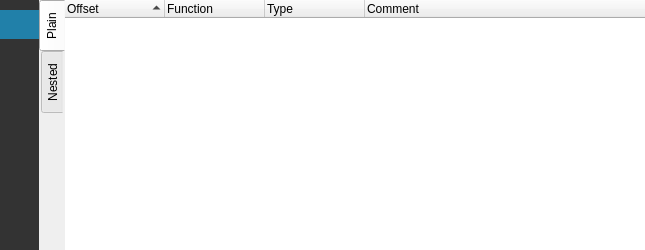
Qt form src/widgets/PPAnnotationsWidget.ui (exokortex/cutter) before a commit.
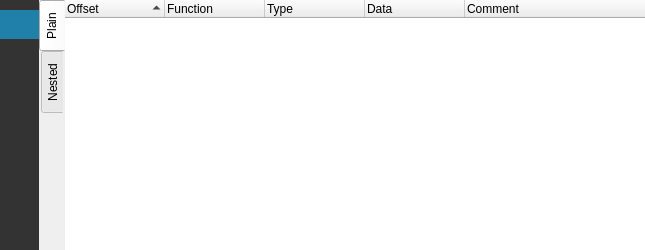
The same form after that commit. Icons and pictures are not drawn.

The edit to the form file:
```diff
--- a/src/widgets/PPAnnotationsWidget.ui
+++ b/src/widgets/PPAnnotationsWidget.ui
@@ -250,6 +250,11 @@
             <string>Type</string>
            </property>
           </column>
+          <column>
+           <property name="text">
+            <string>Data</string>
+           </property>
+          </column>
           <column>
            <property name="text">
             <string>Comment</string>
```
